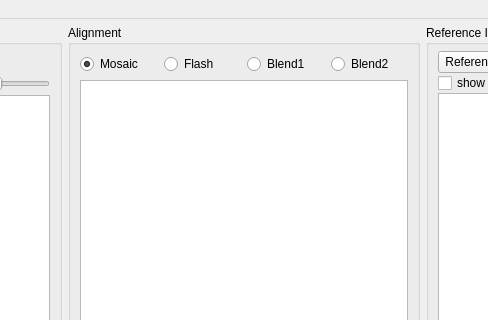
frankyeh/DSI-Studio, file regtoolbox.ui: the form before one commit; both pictures show x 297 to 785 and y 0 to 320 of the 1082 by 585 pixel window.
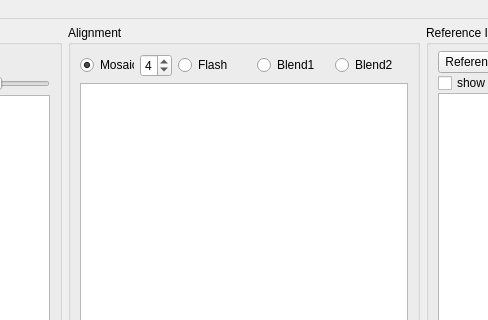
The form after the commit. Icons and pictures are not drawn.

Commit message: [vis] update reg tool box

Patch:
```diff
--- a/regtoolbox.ui
+++ b/regtoolbox.ui
@@ -264,6 +264,12 @@
             </property>
             <item>
              <widget class="QRadioButton" name="rb_mosaic">
+              <property name="maximumSize">
+               <size>
+                <width>54</width>
+                <height>16777215</height>
+               </size>
+              </property>
               <property name="text">
                <string>Mosaic</string>
               </property>
@@ -272,6 +278,25 @@
               </property>
              </widget>
             </item>
+            <item>
+             <widget class="QSpinBox" name="mosaic_size">
+              <property name="maximumSize">
+               <size>
+                <width>32</width>
+                <height>16777215</height>
+               </size>
+              </property>
+              <property name="minimum">
+               <number>2</number>
+              </property>
+              <property name="maximum">
+               <number>10</number>
+              </property>
+              <property name="value">
+               <number>4</number>
+              </property>
+             </widget>
+            </item>
             <item>
              <widget class="QRadioButton" name="rb_flash">
               <property name="text">
```
The commit also changes 1 other file.
